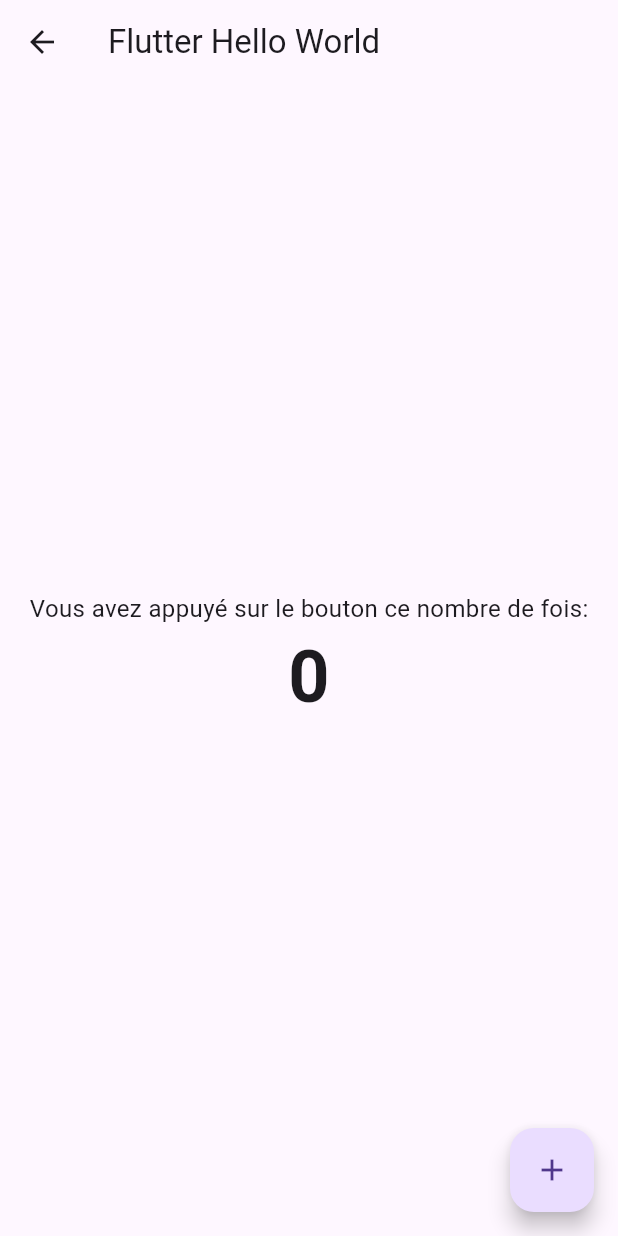
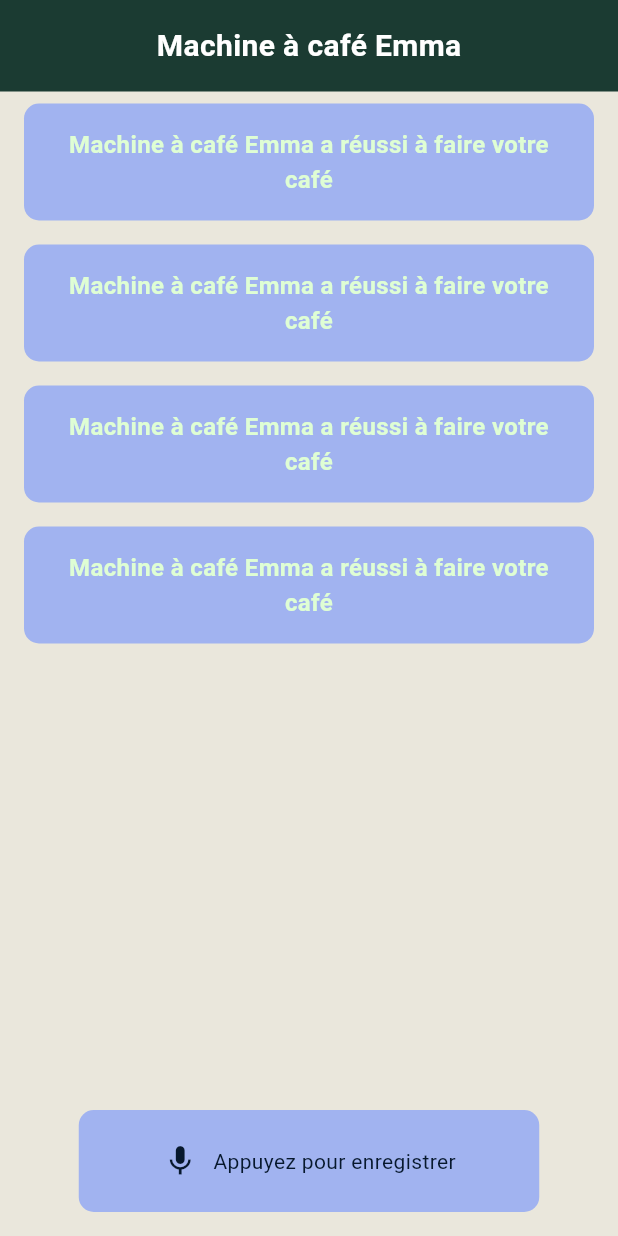
Before and after one commit to HackatonEquipe5/mobile, a Flutter app: the screen it shows after launch, after a tap on "Machine à café Emma", on a phone screen of 412 x 824 dp. Run offline on Flutter 3.47's test engine with Material 3 defaults, Android fonts, the phone set to English and light mode, and no system bars.

Commit message:
Create design of order

```diff
--- a/lib/screens/details_screen.dart
+++ b/lib/screens/details_screen.dart
@@ -1,48 +1,75 @@
+import 'dart:math';
 import 'package:flutter/material.dart';
+import '../models/coffee_machine.dart';
+import '../widgets/record_button.dart';
+import '../themes/colors.dart';
+import '../widgets/result_card.dart';
 
-class MyHomePage extends StatefulWidget {
-  const MyHomePage({super.key, required this.title});
+class DetailsScreen extends StatefulWidget {
+  final CoffeeMachine machine;
 
-  final String title;
+  const DetailsScreen({super.key, required this.machine});
 
   @override
-  State<MyHomePage> createState() => _MyHomePageState();
+  State<DetailsScreen> createState() => _DetailsScreenState();
 }
 
-class _MyHomePageState extends State<MyHomePage> {
-  int _counter = 0;
+class _DetailsScreenState extends State<DetailsScreen> {
+  late List<Map<String, dynamic>> responses;
 
-  void _incrementCounter() {
+  @override
+  void initState() {
+    super.initState();
+    _generateResponses();
+  }
+
+  void _generateResponses() {
     setState(() {
-      _counter++;
+      responses = List.generate(
+        4,
+            (index) {
+          bool isSuccess = Random().nextBool();
+          String text = isSuccess
+              ? "${widget.machine.name} a réussi à faire votre café"
+              : "${widget.machine.name} n’a pas réussi à faire votre café";
+          return {"text": text, "isSuccess": isSuccess};
+        },
+      );
     });
   }
 
   @override
   Widget build(BuildContext context) {
-    return Scaffold(
-      appBar: AppBar(
-        title: Text(widget.title),
-      ),
-      body: Center(
-        child: Column(
-          mainAxisAlignment: MainAxisAlignment.center,
-          children: <Widget>[
-            const Text(
-              'Vous avez appuyé sur le bouton ce nombre de fois:',
-              style: TextStyle(fontSize: 16),
+    return SafeArea(
+      child: Scaffold(
+        backgroundColor: AppColors.background,
+        body: Column(
+          children: [
+            Container(
+              padding: const EdgeInsets.all(16),
+              color: AppColors.primary,
+              child: Center(
+                child: Text(
+                  widget.machine.name,
+                  style: const TextStyle(
+                    fontSize: 20,
+                    fontWeight: FontWeight.bold,
+                    color: Colors.white,
+                  ),
+                ),
+              ),
             ),
-            Text(
-              '$_counter',
-              style: const TextStyle(fontSize: 48, fontWeight: FontWeight.bold),
+            Expanded(
+              child: ListView(
+                children: responses
+                    .map((resp) =>
+                    ResultCard(text: resp["text"], isSuccess: resp["isSuccess"]))
+                    .toList(),
+              ),
             ),
+            const RecordButton(),
           ],
         ),
-      ),
-      floatingActionButton: FloatingActionButton(
-        onPressed: _incrementCounter,
-        tooltip: 'Incrémenter',
-        child: const Icon(Icons.add),
       ),
     );
   }
--- a/lib/screens/home_screen.dart
+++ b/lib/screens/home_screen.dart
@@ -46,7 +46,7 @@ class _HomeScreenState extends State<HomeScreen> {
     Navigator.push(
       context,
       MaterialPageRoute(
-        builder: (context) => MyHomePage(title: 'Flutter Hello World'),
+        builder: (context) => DetailsScreen(machine: machine),
       ),
     );
   }
--- a/lib/themes/colors.dart
+++ b/lib/themes/colors.dart
@@ -6,4 +6,6 @@ class AppColors {
   static const Color etat_machine_work = Color.fromRGBO(223, 254, 212, 1);
   static const Color etat_machine_not_work = Color.fromRGBO(7, 24, 45, 1);
   static const Color secondary = Color.fromRGBO(161, 179, 240, 1);
+  static const Color failure_text = Color.fromRGBO(255, 0, 0, 1);
+  static const Color success_text = Color.fromRGBO(223, 254, 212, 1);
 }
--- /dev/null
+++ b/lib/widgets/record_button.dart
@@ -0,0 +1,90 @@
+import 'dart:async';
+import 'dart:math';
+import 'package:flutter/material.dart';
+import '../themes/colors.dart';
+
+class RecordButton extends StatefulWidget {
+  const RecordButton({super.key});
+
+  @override
+  State<RecordButton> createState() => _RecordButtonState();
+}
+
+class _RecordButtonState extends State<RecordButton> {
+  bool isRecording = false;
+  List<int> soundLevels = List.generate(6, (index) => 2);
+  Timer? _timer;
+
+  void _toggleRecording() {
+    setState(() {
+      isRecording = !isRecording;
+    });
+
+    if (isRecording) {
+      _startSoundAnimation();
+    } else {
+      _timer?.cancel();
+    }
+  }
+
+  void _startSoundAnimation() {
+    _timer = Timer.periodic(const Duration(milliseconds: 300), (timer) {
+      setState(() {
+        soundLevels = List.generate(6, (index) => Random().nextInt(6) + 1);
+      });
+    });
+  }
+
+  @override
+  void dispose() {
+    _timer?.cancel();
+    super.dispose();
+  }
+
+  @override
+  Widget build(BuildContext context) {
+    return GestureDetector(
+      onTap: _toggleRecording,
+      child: SizedBox(
+        width: 339,
+        height: 100,
+        child: Container(
+          margin: const EdgeInsets.all(16),
+          padding: const EdgeInsets.symmetric(vertical: 12, horizontal: 20),
+          decoration: BoxDecoration(
+            color: AppColors.secondary,
+            borderRadius: BorderRadius.circular(10),
+          ),
+          child: Row(
+            mainAxisSize: MainAxisSize.min,
+            mainAxisAlignment: MainAxisAlignment.center,
+            children: [
+              const Icon(Icons.mic, color: AppColors.etat_machine_not_work),
+              const SizedBox(width: 10),
+              isRecording
+                  ? Row(
+                children: soundLevels.map((level) {
+                  return Padding(
+                    padding: const EdgeInsets.symmetric(horizontal: 2),
+                    child: Container(
+                      width: 5,
+                      height: level * 5.0,
+                      decoration: BoxDecoration(
+                        color: AppColors.etat_machine_not_work,
+                        borderRadius: BorderRadius.circular(20),
+                      ),
+                    ),
+                  );
+                }).toList(),
+              )
+                  : const Text(
+                "Appuyez pour enregistrer",
+                style: TextStyle(color: AppColors.etat_machine_not_work),
+              ),
+            ],
+          ),
+        ),
+      ),
+    );
+  }
+}
--- /dev/null
+++ b/lib/widgets/result_card.dart
@@ -0,0 +1,30 @@
+import 'package:flutter/material.dart';
+import '../themes/colors.dart';
+
+class ResultCard extends StatelessWidget {
+  final String text;
+  final bool isSuccess;
+
+  const ResultCard({super.key, required this.text, required this.isSuccess});
+
+  @override
+  Widget build(BuildContext context) {
+    return Container(
+      margin: const EdgeInsets.symmetric(vertical: 8, horizontal: 16),
+      padding: const EdgeInsets.all(16),
+      decoration: BoxDecoration(
+        color: AppColors.secondary,
+        borderRadius: BorderRadius.circular(10),
+      ),
+      child: Text(
+        text,
+        textAlign: TextAlign.center,
+        style: TextStyle(
+          fontSize: 16,
+          fontWeight: isSuccess ? FontWeight.bold : FontWeight.normal,
+          color: isSuccess ? AppColors.success_text : AppColors.failure_text,
+        ),
+      ),
+    );
+  }
+}
```
